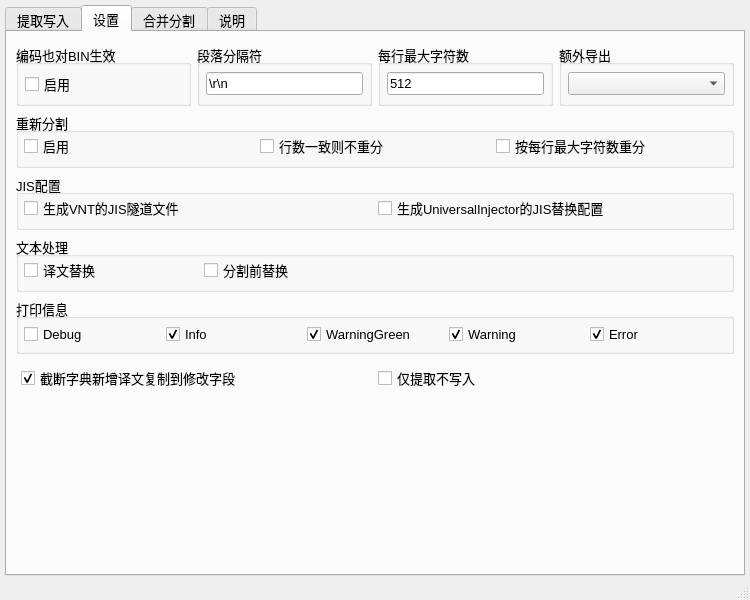
Old version of the form main/ui_mainWindow.ui in the repository satan53x/SExtractor.
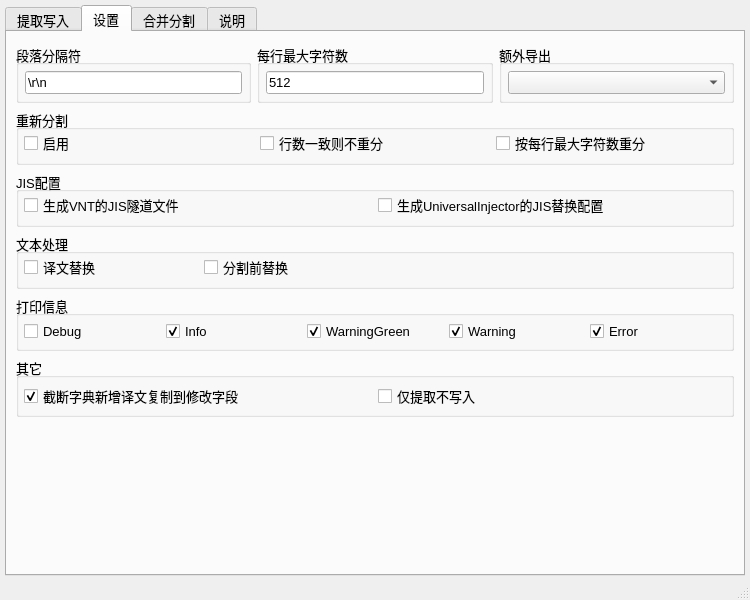
New version of the form. The open tabs and pages were chosen to show the change.

Commit message: 更改UI位置

```diff
--- a/main/ui_mainWindow.ui
+++ b/main/ui_mainWindow.ui
@@ -597,7 +597,7 @@
        <layout class="QVBoxLayout" name="verticalLayout_7">
         <item>
          <widget class="QWidget" name="widget_9" native="true">
-          <layout class="QHBoxLayout" name="horizontalLayout_9" stretch="2,2,2,2">
+          <layout class="QHBoxLayout" name="horizontalLayout_9" stretch="2,2,2">
            <property name="leftMargin">
             <number>0</number>
            </property>
@@ -610,34 +610,6 @@
            <property name="bottomMargin">
             <number>0</number>
            </property>
-           <item>
-            <widget class="QGroupBox" name="groupBox_12">
-             <property name="title">
-              <string>编码也对BIN生效</string>
-             </property>
-             <layout class="QHBoxLayout" name="horizontalLayout_25">
-              <property name="leftMargin">
-               <number>6</number>
-              </property>
-              <property name="topMargin">
-               <number>6</number>
-              </property>
-              <property name="rightMargin">
-               <number>6</number>
-              </property>
-              <property name="bottomMargin">
-               <number>6</number>
-              </property>
-              <item>
-               <widget class="QCheckBox" name="binEncodeCheck">
-                <property name="text">
-                 <string>启用</string>
-                </property>
-               </widget>
-              </item>
-             </layout>
-            </widget>
-           </item>
            <item>
             <widget class="QGroupBox" name="groupBox_7">
              <property name="title">
@@ -946,8 +918,11 @@
          </widget>
         </item>
         <item>
-         <widget class="QWidget" name="widget_11" native="true">
-          <layout class="QHBoxLayout" name="horizontalLayout_14" stretch="5,5">
+         <widget class="QGroupBox" name="groupBox_12">
+          <property name="title">
+           <string>其它</string>
+          </property>
+          <layout class="QHBoxLayout" name="horizontalLayout_25">
            <property name="leftMargin">
             <number>5</number>
            </property>
```
Left out of the diff: 13 changed lines with no effect on the pictures. The commit also changes 1 other file.
